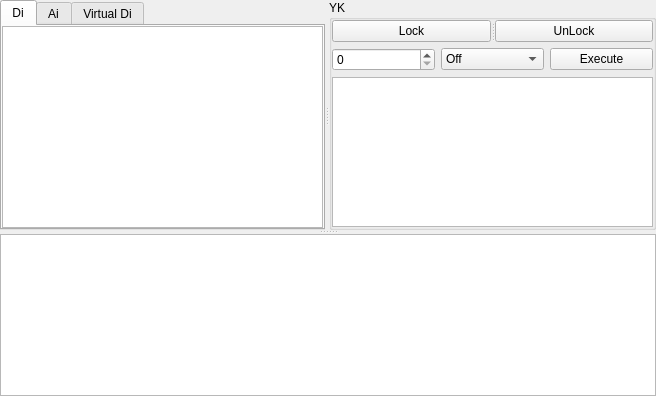
Before: the Qt Designer form CdtTools/ui/cdtworkwidget.ui in CGinMax/ProtocolTools, drawn with Qt 5.
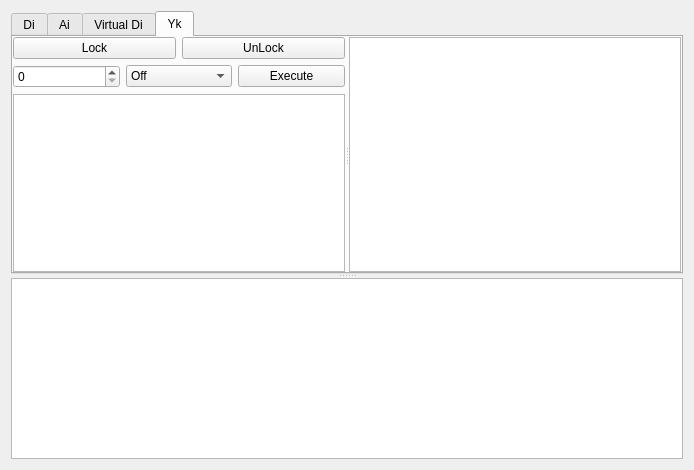
After: the same form once the commit is applied. The open tabs and pages were chosen to show the change.

```diff
--- a/CdtTools/ui/cdtworkwidget.ui
+++ b/CdtTools/ui/cdtworkwidget.ui
@@ -6,35 +6,19 @@
    <rect>
     <x>0</x>
     <y>0</y>
-    <width>656</width>
-    <height>396</height>
+    <width>694</width>
+    <height>470</height>
    </rect>
   </property>
   <property name="windowTitle">
    <string>Form</string>
   </property>
-  <layout class="QVBoxLayout" name="verticalLayout">
-   <property name="leftMargin">
-    <number>0</number>
-   </property>
-   <property name="topMargin">
-    <number>0</number>
-   </property>
-   <property name="rightMargin">
-    <number>0</number>
-   </property>
-   <property name="bottomMargin">
-    <number>0</number>
-   </property>
+  <layout class="QVBoxLayout" name="verticalLayout_6">
    <item>
     <widget class="QSplitter" name="vecSplitter">
      <property name="orientation">
       <enum>Qt::Vertical</enum>
      </property>
-     <widget class="QSplitter" name="horSplitter">
-      <property name="orientation">
-       <enum>Qt::Horizontal</enum>
-      </property>
       <widget class="QTabWidget" name="tabPoint">
        <property name="currentIndex">
         <number>0</number>
@@ -105,11 +89,10 @@
          </item>
         </layout>
        </widget>
-      </widget>
-      <widget class="QGroupBox" name="groupBox">
-       <property name="title">
-        <string>YK</string>
-       </property>
+      <widget class="QWidget" name="tabYk">
+       <attribute name="title">
+        <string>Yk</string>
+       </attribute>
        <layout class="QVBoxLayout" name="verticalLayout_5">
         <property name="leftMargin">
          <number>0</number>
@@ -128,17 +111,25 @@
           <property name="orientation">
            <enum>Qt::Horizontal</enum>
           </property>
+          <widget class="QWidget" name="layoutWidget">
+           <layout class="QVBoxLayout" name="verticalLayout">
+            <item>
+             <layout class="QHBoxLayout" name="horizontalLayout_2">
+              <item>
           <widget class="QPushButton" name="btnLock">
            <property name="text">
             <string>Lock</string>
            </property>
           </widget>
+              </item>
+              <item>
           <widget class="QPushButton" name="btnUnlock">
            <property name="text">
             <string>UnLock</string>
            </property>
           </widget>
-         </widget>
+              </item>
+             </layout>
         </item>
         <item>
          <layout class="QHBoxLayout" name="horizontalLayout">
@@ -173,6 +164,11 @@
           <property name="readOnly">
            <bool>true</bool>
           </property>
+             </widget>
+            </item>
+           </layout>
+          </widget>
+          <widget class="QPlainTextEdit" name="editYkProtocol"/>
          </widget>
         </item>
        </layout>
```
Left out of the diff: 20 changed lines with no effect on the pictures. Lines whose indentation alone changed are shown as unchanged.
